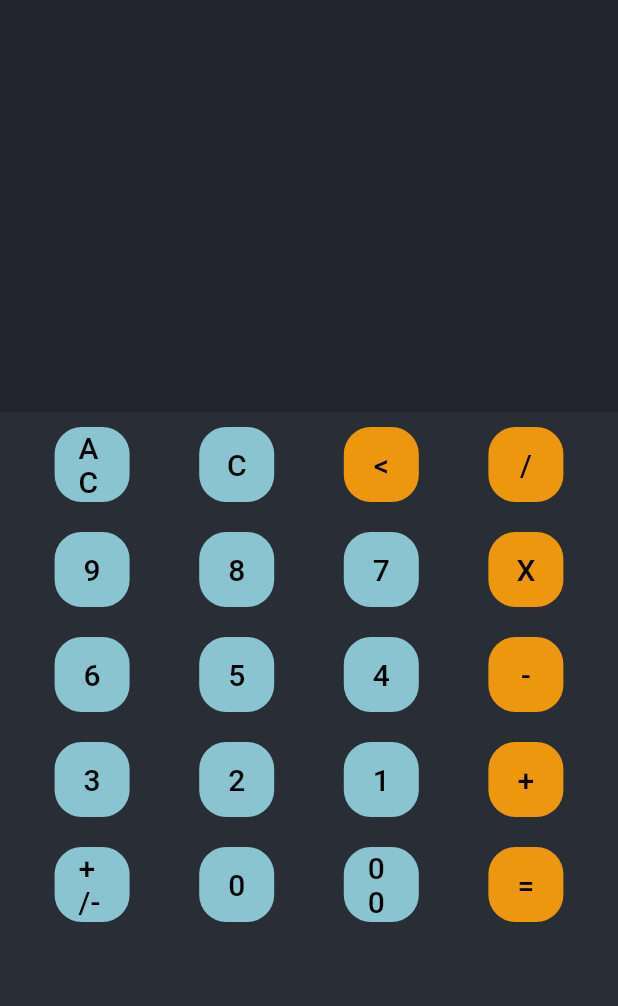
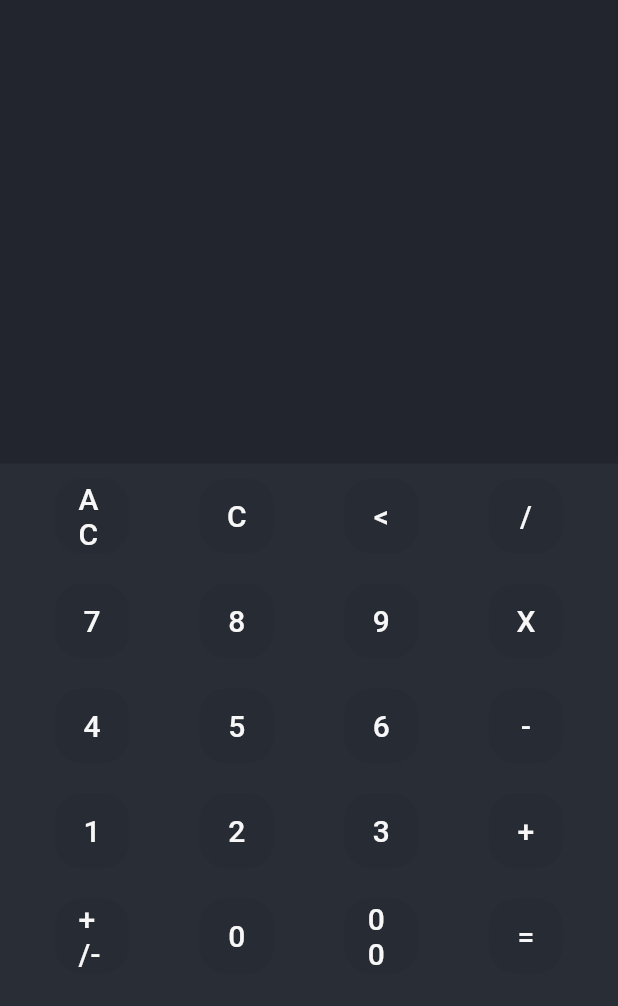
Before and after one commit to mensur056/Calculator_App, a Flutter app: the screen it shows after launch, on a phone screen of 412 x 824 dp. Shown: the top 1006 px of the screen. Run offline on Flutter 3.47's test engine with Material 2 defaults, Android fonts, the phone set to English and light mode, and no system bars.

Commit message:
My Calculator

```diff
--- a/calculator_app/lib/main.dart
+++ b/calculator_app/lib/main.dart
@@ -88,7 +88,7 @@ class _MyCalculatorState extends State<MyCalculator> {
               child: Container(color: Color(0xFF22252d)),
             ),
             Expanded(
-              flex: 6,
+              flex: 5,
               child: Container(
                 color: Color(0xFF292d36),
                 child: Column(
@@ -99,30 +99,30 @@ class _MyCalculatorState extends State<MyCalculator> {
                         CalculatorButton(
                           callBack: btnOnClick,
                           text: 'AC',
-                          textColor: 0xFF000000,
+                          textColor: 0xFFf7f7f7,
                           textSize: 20,
-                          fillColor: 0xFF8ac4d0,
+                          fillColor: 0xFF272b33,
                         ),
                         CalculatorButton(
                           text: 'C',
-                          textColor: 0xFF000000,
+                          textColor: 0xFFf7f7f7,
                           textSize: 20,
-                          fillColor: 0xFF8ac4d0,
+                          fillColor: 0xFF272b33,
                           callBack: btnOnClick,
                         ),
                         CalculatorButton(
                           callBack: btnOnClick,
                           text: '<',
-                          textColor: 0xFF000000,
+                          textColor: 0xFFf7f7f7,
                           textSize: 20,
-                          fillColor: 0xFFed970e,
+                          fillColor: 0xFF272b33,
                         ),
                         CalculatorButton(
                           callBack: btnOnClick,
                           text: '/',
-                          textColor: 0xFF000000,
+                          textColor: 0xFFf7f7f7,
                           textSize: 20,
-                          fillColor: 0xFFed970e,
+                          fillColor:0xFF272b33,
                         ),
                       ],
                     ),
@@ -131,31 +131,31 @@ class _MyCalculatorState extends State<MyCalculator> {
                       children: [
                         CalculatorButton(
                           callBack: btnOnClick,
-                          text: '9',
-                          textColor: 0xFF000000,
+                          text: '7',
+                          textColor: 0xFFf7f7f7,
                           textSize: 20,
-                          fillColor: 0xFF8ac4d0,
+                          fillColor: 0xFF272b33,
                         ),
                         CalculatorButton(
                           callBack: btnOnClick,
                           text: '8',
-                          textColor: 0xFF000000,
+                          textColor: 0xFFf7f7f7,
                           textSize: 20,
-                          fillColor: 0xFF8ac4d0,
+                          fillColor: 0xFF272b33,
                         ),
                         CalculatorButton(
                           callBack: btnOnClick,
-                          text: '7',
-                          textColor: 0xFF000000,
+                          text: '9',
+                          textColor: 0xFFf7f7f7,
                           textSize: 20,
-                          fillColor: 0xFF8ac4d0,
+                          fillColor: 0xFF272b33,
                         ),
                         CalculatorButton(
                           callBack: btnOnClick,
                           text: 'X',
-                          textColor: 0xFF000000,
+                          textColor: 0xFFf7f7f7,
                           textSize: 20,
-                          fillColor: 0xFFed970e,
+                          fillColor: 0xFF272b33,
                         ),
                       ],
                     ),
@@ -164,31 +164,31 @@ class _MyCalculatorState extends State<MyCalculator> {
                       children: [
                         CalculatorButton(
                           callBack: btnOnClick,
-                          text: '6',
-                          textColor: 0xFF000000,
+                          text: '4',
+                          textColor: 0xFFf7f7f7,
                           textSize: 20,
-                          fillColor: 0xFF8ac4d0,
+                          fillColor: 0xFF272b33,
                         ),
                         CalculatorButton(
                           callBack: btnOnClick,
                           text: '5',
-                          textColor: 0xFF000000,
+                          textColor: 0xFFf7f7f7,
                           textSize: 20,
-                          fillColor: 0xFF8ac4d0,
+                          fillColor: 0xFF272b33,
                         ),
                         CalculatorButton(
                           callBack: btnOnClick,
-                          text: '4',
-                          textColor: 0xFF000000,
+                          text: '6',
+                          textColor: 0xFFf7f7f7,
                           textSize: 20,
-                          fillColor: 0xFF8ac4d0,
+                          fillColor: 0xFF272b33,
                         ),
                         CalculatorButton(
                           callBack: btnOnClick,
                           text: '-',
-                          textColor: 0xFF000000,
+                          textColor: 0xFFf7f7f7,
                           textSize: 20,
-                          fillColor: 0xFFed970e,
+                          fillColor: 0xFF272b33,
                         ),
                       ],
                     ),
@@ -197,31 +197,31 @@ class _MyCalculatorState extends State<MyCalculator> {
                       children: [
                         CalculatorButton(
                           callBack: btnOnClick,
-                          text: '3',
-                          textColor: 0xFF000000,
+                          text: '1',
+                          textColor: 0xFFf7f7f7,
                           textSize: 20,
-                          fillColor: 0xFF8ac4d0,
+                          fillColor: 0xFF272b33,
                         ),
                         CalculatorButton(
                           callBack: btnOnClick,
                           text: '2',
-                          textColor: 0xFF000000,
+                          textColor: 0xFFf7f7f7,
                           textSize: 20,
-                          fillColor: 0xFF8ac4d0,
+                          fillColor: 0xFF272b33,
                         ),
                         CalculatorButton(
                           callBack: btnOnClick,
-                          text: '1',
-                          textColor: 0xFF000000,
+                          text: '3',
+                          textColor: 0xFFf7f7f7,
                           textSize: 20,
-                          fillColor: 0xFF8ac4d0,
+                          fillColor: 0xFF272b33,
                         ),
                         CalculatorButton(
                           callBack: btnOnClick,
                           text: '+',
-                          textColor: 0xFF000000,
+                          textColor: 0xFFf7f7f7,
                           textSize: 20,
-                          fillColor: 0xFFed970e,
+                          fillColor: 0xFF272b33,
                         ),
                       ],
                     ),
@@ -231,30 +231,30 @@ class _MyCalculatorState extends State<MyCalculator> {
                         CalculatorButton(
                           callBack: btnOnClick,
                           text: '+/-',
-                          textColor: 0xFF000000,
+                          textColor: 0xFFf7f7f7,
                           textSize: 20,
-                          fillColor: 0xFF8ac4d0,
+                          fillColor: 0xFF272b33,
                         ),
                         CalculatorButton(
                           callBack: btnOnClick,
                           text: '0',
-                          textColor: 0xFF000000,
+                          textColor: 0xFFf7f7f7,
                           textSize: 20,
-                          fillColor: 0xFF8ac4d0,
+                          fillColor: 0xFF272b33,
                         ),
                         CalculatorButton(
                           callBack: btnOnClick,
                           text: '00',
-                          textColor: 0xFF000000,
+                          textColor: 0xFFf7f7f7,
                           textSize: 20,
-                          fillColor: 0xFF8ac4d0,
+                          fillColor: 0xFF272b33,
                         ),
                         CalculatorButton(
                           callBack: btnOnClick,
                           text: '=',
-                          textColor: 0xFF000000,
+                          textColor: 0xFFf7f7f7,
                           textSize: 20,
-                          fillColor: 0xFFed970e,
+                          fillColor: 0xFF272b33,
                         ),
                       ],
                     ),
```
